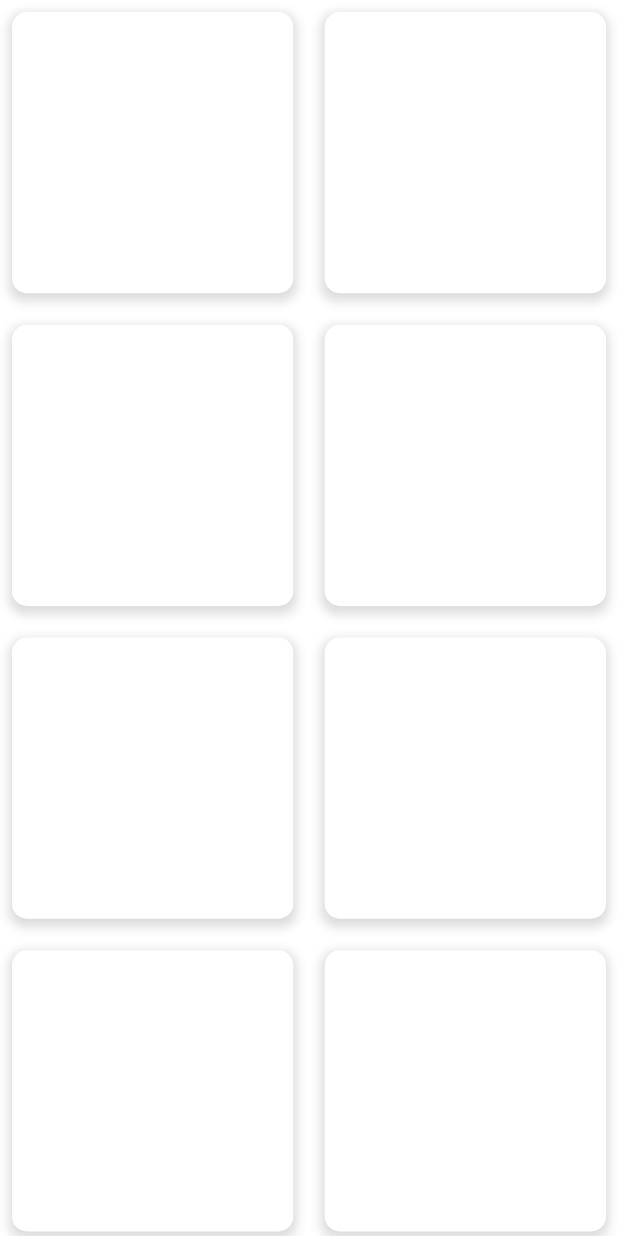
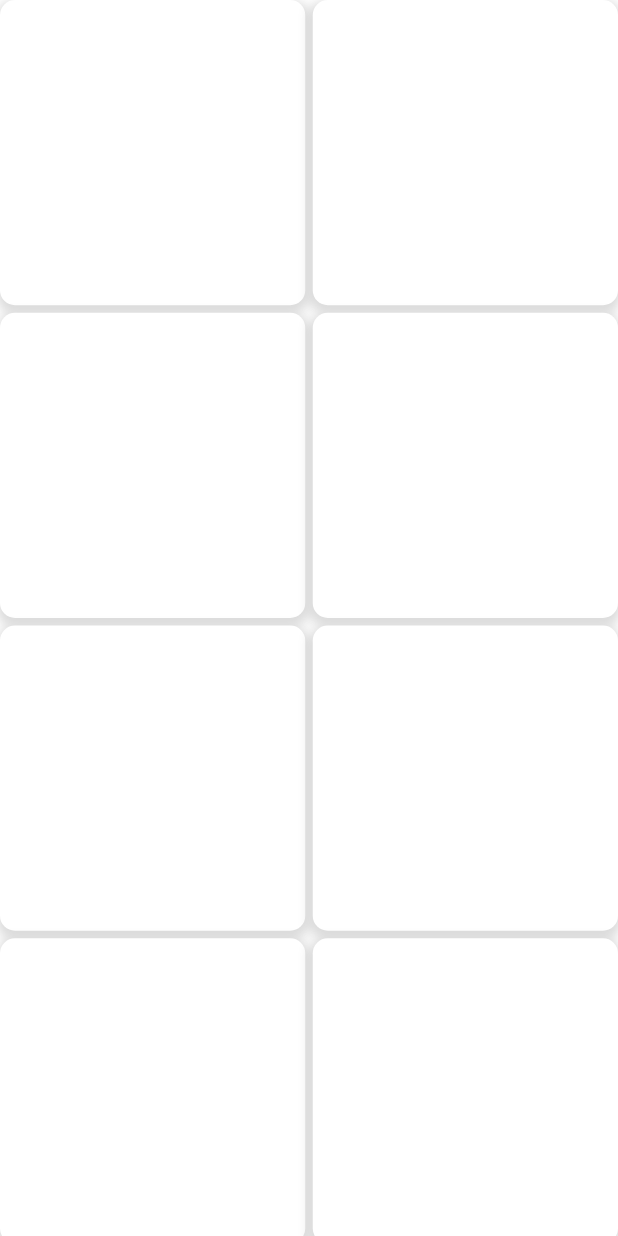
Before and after one commit to binayak33/saralnova, a Flutter app: the HomeScreen screen opened directly, on a phone screen of 412 x 824 dp. Run offline on Flutter 3.47's test engine with Material 3 defaults, Android fonts, the phone set to English and light mode, and no system bars; our stand-ins replace flutter_dotenv, flutter_svg, fluttertoast, get, get_storage, logger and 1 more; accounts and stored records are empty.

Commit message:
Add: HomePage desgin

```diff
--- a/lib/features/screens/Home/home_screen.dart
+++ b/lib/features/screens/Home/home_screen.dart
@@ -9,13 +9,14 @@ class HomeScreen extends StatelessWidget {
   Widget build(BuildContext context) {
     return Scaffold(
       body: GridView.builder(
-        itemCount: 8,
+        itemCount: 18,
         gridDelegate: SliverGridDelegateWithFixedCrossAxisCount(
-            crossAxisCount: 2, crossAxisSpacing: 5, mainAxisSpacing: 5),
+          crossAxisCount: 2,
+          crossAxisSpacing: 5,
+          mainAxisSpacing: 5,
+        ),
         itemBuilder: (context, index) {
-          return Padding(
-            padding: EdgeInsets.all(8.0),
-            child: Container(
+          return Container(
             width: double.infinity,
             height: 100,
             decoration: BoxDecoration(
@@ -30,7 +31,6 @@ class HomeScreen extends StatelessWidget {
                 ),
               ],
             ),
-            ),
           );
         },
       ),
```
Lines whose indentation alone changed are shown as unchanged.
